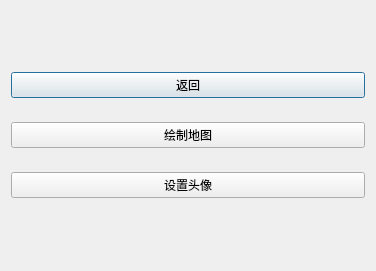
Before: the Qt Designer form funcatching/settings.ui in rightlorg/funcatching, drawn with Qt 5.
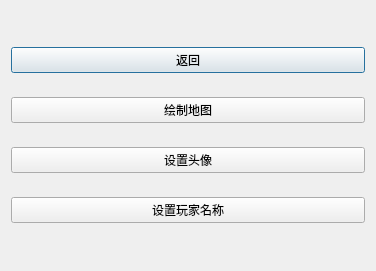
After: the same form once the commit is applied.

The edit to the form file:
```diff
--- a/funcatching/settings.ui
+++ b/funcatching/settings.ui
@@ -81,6 +81,29 @@
        </property>
       </widget>
      </item>
+     <item>
+      <spacer name="verticalSpacer_3">
+       <property name="orientation">
+        <enum>Qt::Vertical</enum>
+       </property>
+       <property name="sizeType">
+        <enum>QSizePolicy::Fixed</enum>
+       </property>
+       <property name="sizeHint" stdset="0">
+        <size>
+         <width>20</width>
+         <height>18</height>
+        </size>
+       </property>
+      </spacer>
+     </item>
+     <item>
+      <widget class="QPushButton" name="setnameButton">
+       <property name="text">
+        <string>设置玩家名称</string>
+       </property>
+      </widget>
+     </item>
     </layout>
    </item>
   </layout>
```
Left out of the diff: 4 changed lines with no effect on the pictures.
